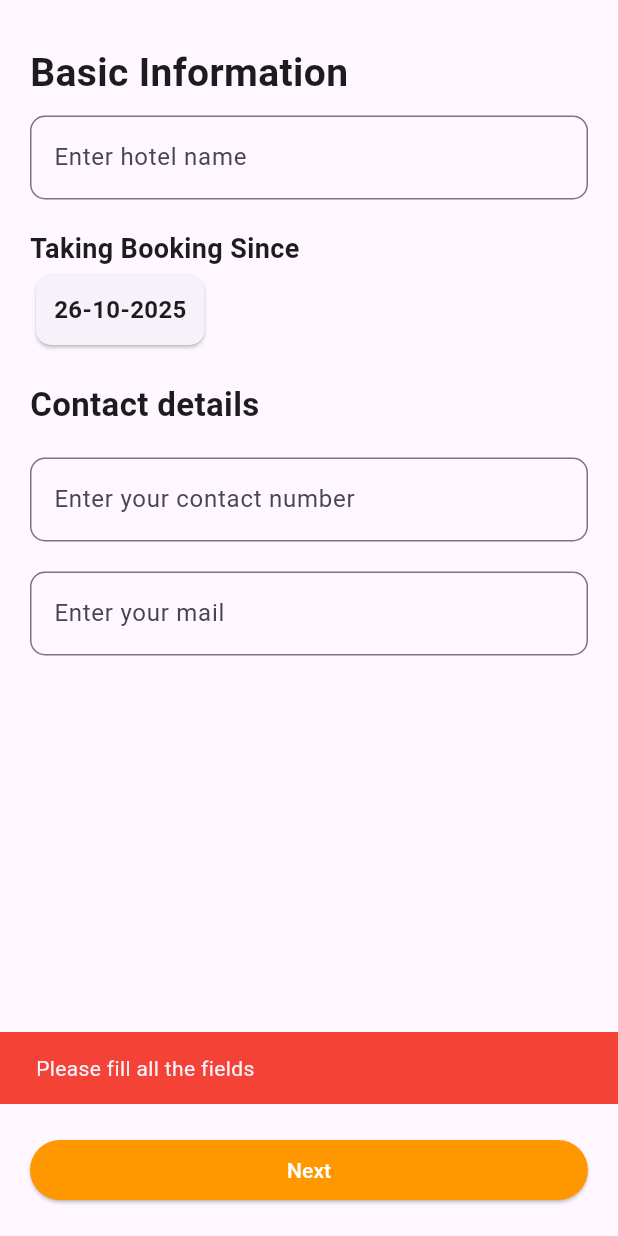
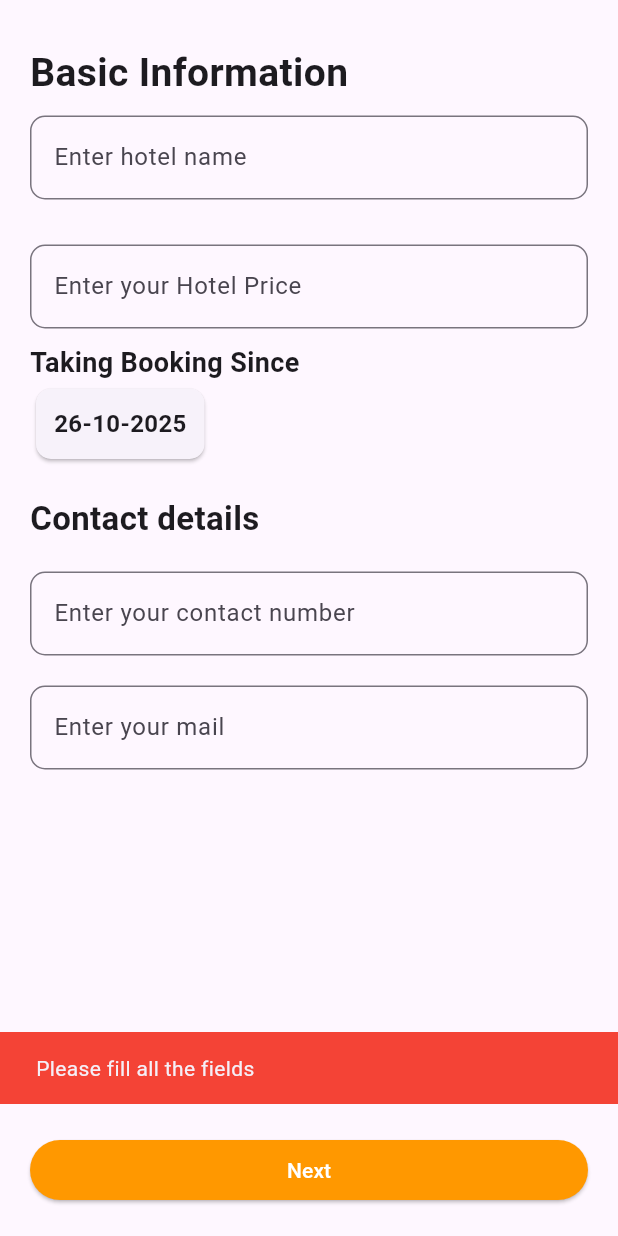
Before and after one commit to Akshayranil/cocoon_hotelside, a Flutter app: the PropertyInformation screen opened directly, after a tap on "Next", on a phone screen of 412 x 824 dp. Run offline on Flutter 3.47's test engine with Material 3 defaults, Android fonts, the phone set to English and light mode, and no system bars; our stand-ins replace bloc, cloud_firestore, equatable, file_picker, firebase_auth, firebase_core and 4 more; accounts and stored records are empty.

```diff
--- a/lib/controller/bloc/hotelregistration/hotelregistration_bloc.dart
+++ b/lib/controller/bloc/hotelregistration/hotelregistration_bloc.dart
@@ -50,6 +50,7 @@ class HotelregistrationBloc
     on<UpdatedHotelImages>(
       (event, emit) => emit(state.copyWith(hotelimages: event.hotelimages)),
     );
+    on<UpdatedPrice>((event, emit) => emit(state.copyWith(price: event.price)));
     on<SubmitHotelRegistration>((event, emit) async {
       try {
         final uid = FirebaseAuth.instance.currentUser!.uid;
@@ -71,6 +72,7 @@ class HotelregistrationBloc
           haveRegistration: state.haveRegistration,
           document: state.document,
           status: 'Pending',
+          price: state.price,
           createdAt: DateTime.now(),
         );
         await hotelDoc.set(hotel.toMap());
--- a/lib/controller/bloc/hotelregistration/hotelregistration_event.dart
+++ b/lib/controller/bloc/hotelregistration/hotelregistration_event.dart
@@ -82,4 +82,11 @@ class UpdatedDocument extends HotelregistrationEvent {
   UpdatedDocument(this.document);
 }
 
+class UpdatedPrice extends HotelregistrationEvent {
+  final String price;
+
+  UpdatedPrice(this.price);
+
+}
+
 class SubmitHotelRegistration extends HotelregistrationEvent {}
--- a/lib/controller/bloc/hotelregistration/hotelregistration_state.dart
+++ b/lib/controller/bloc/hotelregistration/hotelregistration_state.dart
@@ -15,6 +15,7 @@ class HotelregistrationState {
   final String haveRegistration;
   final String document;
   final List<String> hotelimages;
+  final String price;
 
   HotelregistrationState({
     this.hotelId = '',
@@ -30,11 +31,11 @@ class HotelregistrationState {
     this.isOwnedorLeased = '',
     this.haveRegistration = '',
     this.document = '',
+    this.price = '',
     this.hotelimages = const [],
   });
 
   HotelregistrationState copyWith({
-
     String? hotelId,
     String? type,
     String? name,
@@ -49,9 +50,10 @@ class HotelregistrationState {
     String? haveRegistration,
     String? document,
     List<String>? hotelimages,
+    String? price,
   }) {
     return HotelregistrationState(
-      hotelId: hotelId??this.hotelId,
+      hotelId: hotelId ?? this.hotelId,
       name: name ?? this.name,
       type: type ?? this.type,
       booking: booking ?? this.booking,
@@ -65,6 +67,7 @@ class HotelregistrationState {
       haveRegistration: haveRegistration ?? this.haveRegistration,
       document: document ?? this.document,
       hotelimages: hotelimages ?? this.hotelimages,
+      price: price ?? this.price,
     );
   }
 }
--- a/lib/model/hotel_model.dart
+++ b/lib/model/hotel_model.dart
@@ -16,6 +16,7 @@ class Hotel {
   final String status;
   final DateTime? createdAt;
   final List<String> hotelimages;
+  final String price;
   Hotel({
     required this.type,
     required this.name,
@@ -29,9 +30,10 @@ class Hotel {
     required this.isOwnedorLeased,
     required this.haveRegistration,
     required this.document,
-   required this.status,
+    required this.status,
     this.createdAt,
-    required this.hotelimages
+    required this.hotelimages,
+    required this.price
   });
 
   Map<String, dynamic> toMap() => {
@@ -47,9 +49,10 @@ class Hotel {
     'isOwnedorLeased': isOwnedorLeased,
     'haveRegistration': haveRegistration,
     'document': document,
-    'status':status,
+    'status': status,
     'createdAt': createdAt,
-    'hotelimages':hotelimages
+    'hotelimages': hotelimages,
+    'price':price,
   };
 
   factory Hotel.fromMap(Map<String, dynamic> map) {
@@ -66,11 +69,12 @@ class Hotel {
       isOwnedorLeased: map['isOwnedorLeased'] ?? '',
       haveRegistration: map['haveRegistration'] ?? '',
       document: map['document'] ?? '',
-      status: map['status']??'',
+      status: map['status'] ?? '',
       createdAt: (map['createdAt'] is Timestamp)
           ? (map['createdAt'] as Timestamp).toDate()
           : null,
-      hotelimages: List<String>.from(map['hotelimages']??[])
+      hotelimages: List<String>.from(map['hotelimages'] ?? []),
+      price: (map['price']??"")
     );
   }
 }
--- a/lib/view/property_registration/residencyinformation/property_information.dart
+++ b/lib/view/property_registration/residencyinformation/property_information.dart
@@ -2,6 +2,7 @@ import 'package:cocoon_hotelside/view/property_registration/residencyinformation
 import 'package:cocoon_hotelside/view/property_registration/residencyinformation/widgets/property_information_bottom_navbar.dart';
 import 'package:cocoon_hotelside/view/property_registration/residencyinformation/widgets/property_mail_field.dart';
 import 'package:cocoon_hotelside/view/property_registration/residencyinformation/widgets/property_name_field.dart';
+import 'package:cocoon_hotelside/view/property_registration/residencyinformation/widgets/property_price_field.dart';
 import 'package:flutter/material.dart';
 import 'package:flutter/services.dart';
 import 'package:intl/intl.dart';
@@ -12,6 +13,7 @@ class PropertyInformation extends StatelessWidget {
   final TextEditingController datecontroller = TextEditingController();
   final TextEditingController contactcontroller = TextEditingController();
   final TextEditingController emailcontroller = TextEditingController();
+  final TextEditingController pricecontroller = TextEditingController();
   @override
   Widget build(BuildContext context) {
     String today = DateFormat('dd-MM-yy').format(DateTime.now());
@@ -26,6 +28,10 @@ class PropertyInformation extends StatelessWidget {
               Padding(
                 padding: const EdgeInsets.symmetric(vertical: 10),
                 child: HotelNameField(hotelcontroller: hotelcontroller),
+              ),
+              Padding(
+                padding: const EdgeInsets.symmetric(vertical: 10),
+                child: PropertyPriceField(pricecontroller: pricecontroller),
               ),
               Text(
                 'Taking Booking Since',
@@ -58,6 +64,7 @@ class PropertyInformation extends StatelessWidget {
         ),
       ),
       bottomNavigationBar: PropertyInformationBottomNavbar(
+        pricecontroller: pricecontroller,
         hotelcontroller: hotelcontroller,
         datecontroller: datecontroller,
         contactcontroller: contactcontroller,
--- a/lib/view/property_registration/residencyinformation/widgets/property_information_bottom_navbar.dart
+++ b/lib/view/property_registration/residencyinformation/widgets/property_information_bottom_navbar.dart
@@ -9,12 +9,14 @@ class PropertyInformationBottomNavbar extends StatelessWidget {
   final TextEditingController datecontroller;
   final TextEditingController contactcontroller;
   final TextEditingController emailcontroller;
+  final TextEditingController pricecontroller;
   const PropertyInformationBottomNavbar({
     super.key,
     required this.hotelcontroller,
     required this.datecontroller,
     required this.contactcontroller,
     required this.emailcontroller,
+    required this.pricecontroller,
   });
 
   @override
@@ -27,7 +29,8 @@ class PropertyInformationBottomNavbar extends StatelessWidget {
           if (hotelcontroller.text.isEmpty ||
               datecontroller.text.isEmpty ||
               contactcontroller.text.isEmpty ||
-              emailcontroller.text.isEmpty) {
+              emailcontroller.text.isEmpty ||
+              pricecontroller.text.isEmpty) {
             // Show a simple error message
             ScaffoldMessenger.of(context).showSnackBar(
               SnackBar(
@@ -51,6 +54,9 @@ class PropertyInformationBottomNavbar extends StatelessWidget {
           context.read<HotelregistrationBloc>().add(
             UpdatedEmail(emailcontroller.text),
           );
+          context.read<HotelregistrationBloc>().add(
+            UpdatedPrice(pricecontroller.text),
+          );
 
           Navigator.push(
             context,
--- /dev/null
+++ b/lib/view/property_registration/residencyinformation/widgets/property_price_field.dart
@@ -0,0 +1,23 @@
+import 'package:cocoon_hotelside/utilities/custom_colors.dart';
+import 'package:flutter/material.dart';
+
+class PropertyPriceField extends StatelessWidget {
+  final TextEditingController pricecontroller;
+  const PropertyPriceField({super.key,required this.pricecontroller});
+
+  @override
+  Widget build(BuildContext context) {
+    return TextField(
+      controller: pricecontroller,
+      decoration: InputDecoration(
+        label: Text('Enter your Hotel Price'),
+        border: OutlineInputBorder(borderRadius: BorderRadius.circular(10)),
+        focusedBorder: OutlineInputBorder(
+          borderRadius: BorderRadius.circular(10),
+          borderSide: BorderSide(color: AppColor.primary, width: 2),
+        ),
+        hintText: 'Hotel Price',
+      ),
+    );
+  }
+}
--- a/lib/view/rooms/screen_rooms.dart
+++ b/lib/view/rooms/screen_rooms.dart
@@ -23,7 +23,8 @@ class RoomsScreen extends StatelessWidget {
 
     return Scaffold(
 
-      body: BlocBuilder<RoomsBloc, RoomsState>(
+      body: SafeArea(
+        child: BlocBuilder<RoomsBloc, RoomsState>(
           builder: (context, state) {
             if (state is RoomsLoading) {
               return const Center(child: CircularProgressIndicator());
@@ -193,6 +194,7 @@ class RoomsScreen extends StatelessWidget {
             return const Center(child: Text("No rooms added"));
           },
         ),
+      ),
       floatingActionButton: FloatingActionButton(
   backgroundColor: AppColor.primary,
   foregroundColor: AppColor.secondary,
```
Lines whose indentation alone changed are shown as unchanged.
